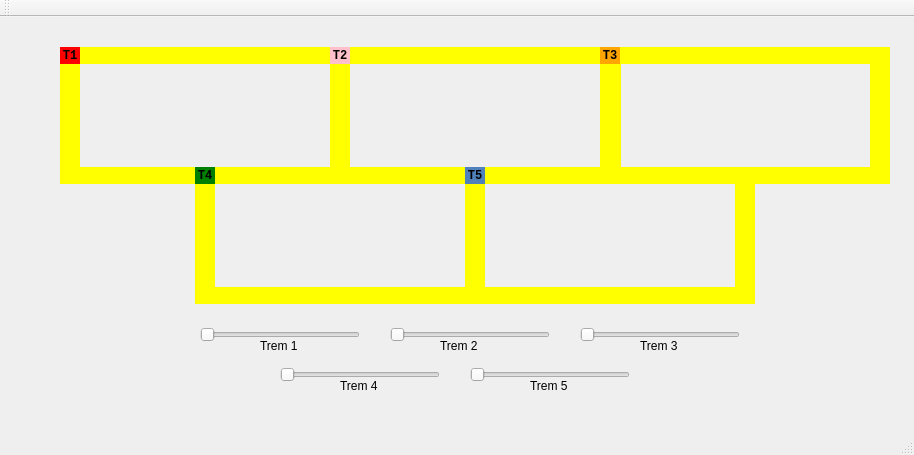
VictorIsBold/ProjetoTrensSO, file mainwindow.ui: the form before one commit.
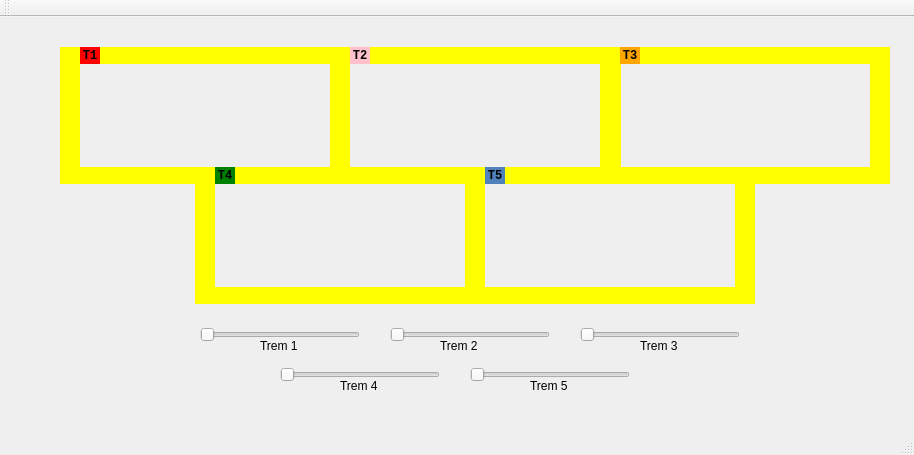
The form after the commit.

Commit message: feat: first try using mutex

```diff
--- a/mainwindow.ui
+++ b/mainwindow.ui
@@ -17,7 +17,7 @@
    <widget class="QLabel" name="label_trem1">
     <property name="geometry">
      <rect>
-      <x>60</x>
+      <x>80</x>
       <y>30</y>
       <width>20</width>
       <height>17</height>
@@ -155,7 +155,7 @@
    <widget class="QLabel" name="label_trem2">
     <property name="geometry">
      <rect>
-      <x>330</x>
+      <x>350</x>
       <y>30</y>
       <width>20</width>
       <height>17</height>
@@ -325,7 +325,7 @@
    <widget class="QLabel" name="label_trem3">
     <property name="geometry">
      <rect>
-      <x>600</x>
+      <x>620</x>
       <y>30</y>
       <width>20</width>
       <height>17</height>
@@ -351,7 +351,7 @@
    <widget class="QLabel" name="label_trem4">
     <property name="geometry">
      <rect>
-      <x>195</x>
+      <x>215</x>
       <y>150</y>
       <width>20</width>
       <height>17</height>
@@ -377,7 +377,7 @@
    <widget class="QLabel" name="label_trem5">
     <property name="geometry">
      <rect>
-      <x>465</x>
+      <x>485</x>
       <y>150</y>
       <width>20</width>
       <height>17</height>
```
The commit also changes 2 other files.
